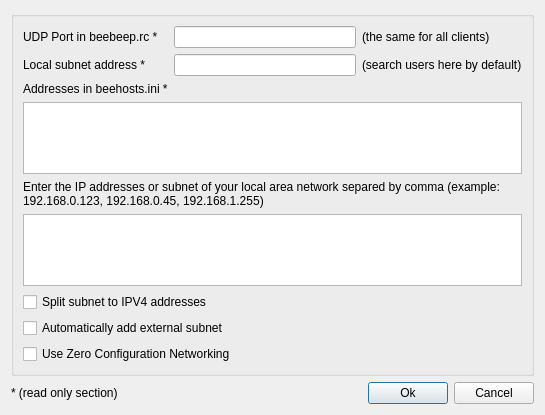
The window that src/GuiSearchUser.ui (hwgao/beebeep) describes before a commit, drawn with Qt 5.
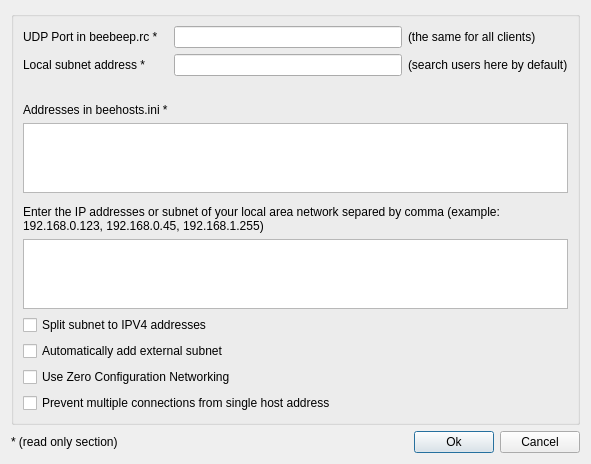
The same window after the commit.

```diff
--- a/src/GuiSearchUser.ui
+++ b/src/GuiSearchUser.ui
@@ -6,8 +6,8 @@
    <rect>
     <x>0</x>
     <y>0</y>
-    <width>545</width>
-    <height>415</height>
+    <width>591</width>
+    <height>464</height>
    </rect>
   </property>
   <property name="sizePolicy">
@@ -115,6 +115,9 @@
         <property name="textFormat">
          <enum>Qt::PlainText</enum>
         </property>
+        <property name="alignment">
+         <set>Qt::AlignBottom|Qt::AlignLeading|Qt::AlignLeft</set>
+        </property>
        </widget>
       </item>
       <item row="3" column="0" colspan="3">
@@ -122,7 +125,7 @@
         <property name="maximumSize">
          <size>
           <width>16777215</width>
-          <height>75</height>
+          <height>70</height>
          </size>
         </property>
         <property name="readOnly">
@@ -138,12 +141,21 @@
           <verstretch>0</verstretch>
          </sizepolicy>
         </property>
+        <property name="minimumSize">
+         <size>
+          <width>0</width>
+          <height>0</height>
+         </size>
+        </property>
         <property name="text">
          <string>Enter the IP addresses or subnet of your local area network separed by comma (example: 192.168.0.123, 192.168.0.45, 192.168.1.255)</string>
         </property>
         <property name="textFormat">
          <enum>Qt::PlainText</enum>
         </property>
+        <property name="alignment">
+         <set>Qt::AlignBottom|Qt::AlignLeading|Qt::AlignLeft</set>
+        </property>
         <property name="wordWrap">
          <bool>true</bool>
         </property>
@@ -154,7 +166,7 @@
         <property name="maximumSize">
          <size>
           <width>16777215</width>
-          <height>75</height>
+          <height>70</height>
          </size>
         </property>
        </widget>
@@ -180,6 +192,13 @@
         </property>
        </widget>
       </item>
+      <item row="9" column="0" colspan="3">
+       <widget class="QCheckBox" name="mp_cbPreventMultipleConnectionsFromSingleHostAddress">
+        <property name="text">
+         <string>Prevent multiple connections from single host address</string>
+        </property>
+       </widget>
+      </item>
      </layout>
     </widget>
    </item>
```
Left out of the diff: 1 changed line with no effect on the pictures.
